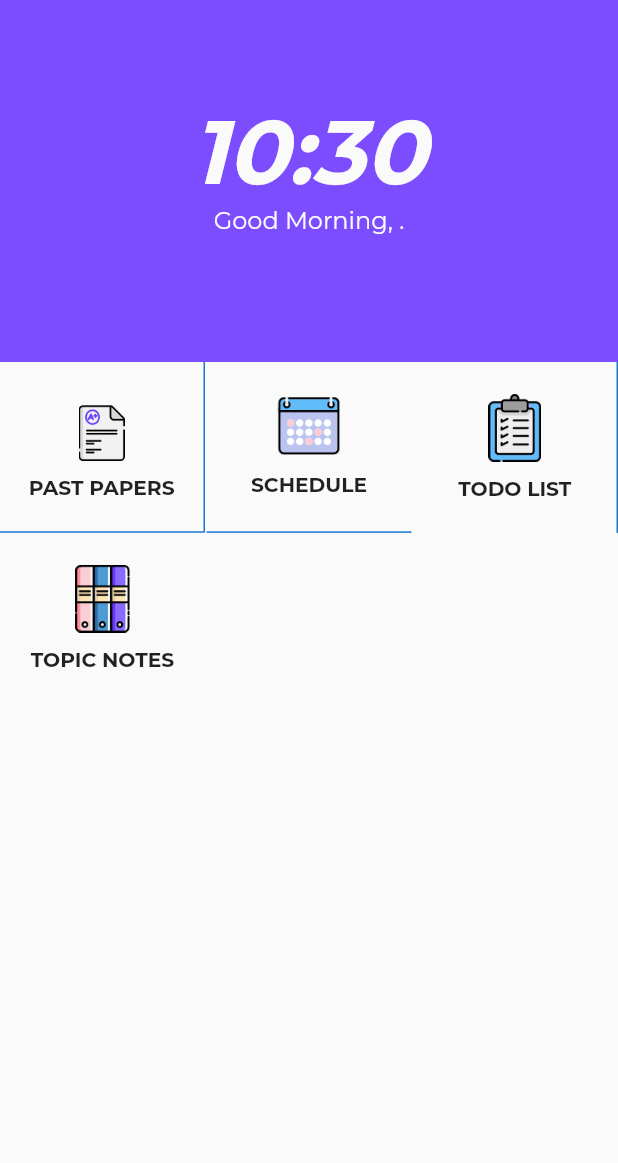
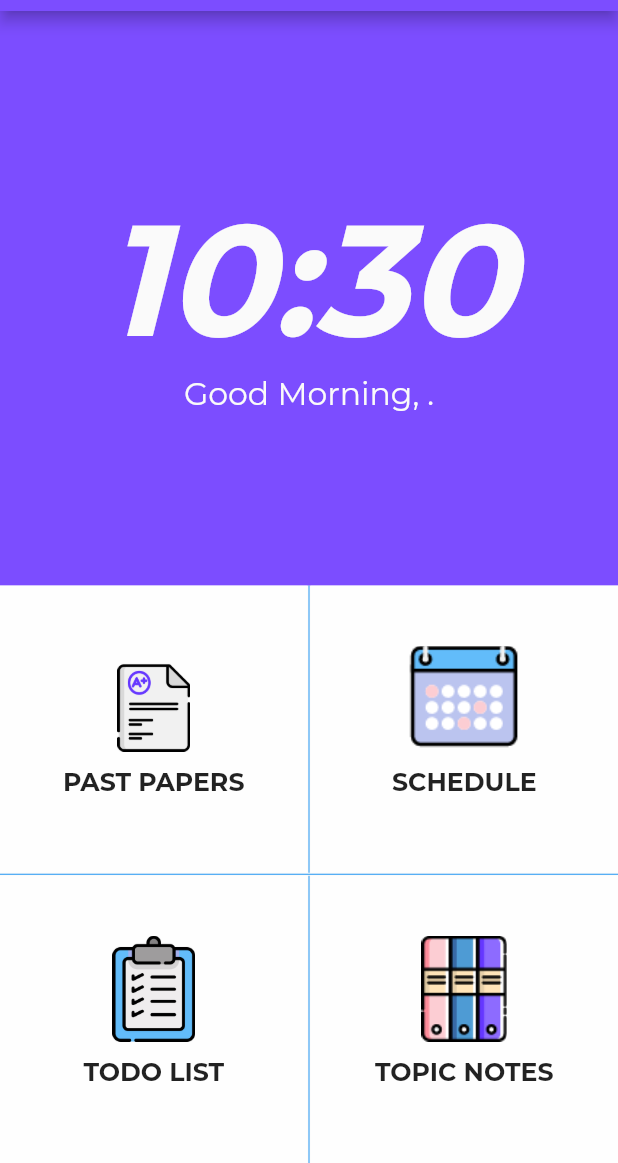
Before and after one commit to MaskyS/Studento, a Flutter app: the HomePage screen opened by its route, in the side drawer, after a tap on the "notifications active" icon, on a phone screen of 412 x 824 dp, the part 73-1236 px from its top. Run offline on Flutter 3.47's test engine with Material 2 defaults, Android fonts, the phone set to English and light mode, and no system bars; our stand-ins replace connectivity, device_info, numberpicker, shared_preferences, sqflite; missing offline and left inert: flutter_webview_plugin, jaguar, jaguar_flutter_asset, launch_review, simple_permissions; accounts and stored records are empty; project files that could hold a hidden picture were left out.

Commit message:
Refactor HomePage and fix scalability of the icons on larger screens.

````diff
--- a/lib/UI/time_text_widget.dart
+++ b/lib/UI/clock.dart
@@ -4,20 +4,21 @@ import '../util/shared_prefs_interface.dart';
 
 /// This class holds the UI and the logic for the Time and the greeting text
 /// you see on the Home Page.
-class TimeTextWidget extends StatefulWidget {
-  TimeTextWidget({Key key}) : super(key: key);
+class Clock extends StatefulWidget {
+  Clock({Key key}) : super(key: key);
 
   @override
-  _TimeTextWidgetState createState() => _TimeTextWidgetState();
+  _ClockState createState() => _ClockState();
 }
 
-class _TimeTextWidgetState extends State<TimeTextWidget> {
+class _ClockState extends State<Clock> {
   Timer _timer;
   DateTime _time;
   String userName;
 
   getUserName() async{
     String _userName = await SharedPreferencesHelper.getName();
+    assert(_userName != null);
     setState(() => userName = _userName);
   }
 
@@ -62,7 +63,7 @@ class _TimeTextWidgetState extends State<TimeTextWidget> {
     return greeting;
   }
 
-  @override
+@override
   Widget build(BuildContext context) {
     String twoDigits(int d) {
       if (d < 10) return '0$d';
@@ -79,32 +80,28 @@ class _TimeTextWidgetState extends State<TimeTextWidget> {
 
     Text _greetingWidget = Text(
       _greeting,
+      textScaleFactor: 1.5,
       style: TextStyle(
-        fontSize: 16.0,
+        fontWeight: FontWeight.w300,
         color: studentoWhite
       ),
     );
 
     Text _timeWidget = Text(
       time,
+      textScaleFactor: 7.5,
       style: TextStyle(
-        fontSize: 60.0,
         fontWeight: FontWeight.w800,
         color: studentoWhite,
         fontStyle: FontStyle.italic,
       ),
     );
 
-    return Container(
-      padding: EdgeInsets.symmetric(vertical: 15.0),
-      margin: EdgeInsets.only(top: 30.0),
-      child: Column(
-        mainAxisAlignment: MainAxisAlignment.center,
-        children: <Widget>[
-          _timeWidget,
-          _greetingWidget,
-        ],
-      ),
+    return Column(mainAxisAlignment: MainAxisAlignment.center,
+      children: <Widget>[
+        _timeWidget,
+        _greetingWidget,
+      ],
     );
   }
 }
--- a/lib/UI/sliver_studento_app_bar.dart
+++ /dev/null
@@ -1,45 +0,0 @@
-import 'package:flutter/material.dart';
-import 'time_text_widget.dart';
-
-/// The SliverAppBar that is used exclusively in the Home Page.
-class SliverStudentoAppBar extends StatelessWidget {
-  Widget build(BuildContext context) {
-    return SliverAppBar(
-      pinned: true,
-      centerTitle: true,
-      expandedHeight: 290.0,
-      backgroundColor: Colors.deepPurpleAccent,
-      flexibleSpace: TimeTextWidget(),
-      title: Text(
-        "Studento",
-        style: TextStyle(
-          color: Colors.white,
-          fontFamily: 'Mina',
-          fontSize: 26.0,
-          fontWeight: FontWeight.bold,
-        ),
-      ),
-      actions: <Widget>[
-        IconButton(
-          icon: Icon(Icons.notifications_active),
-          /// TODO 1
-          /// TODO 2
-          color: Colors.white,
-          onPressed: () =>
-            print(
-                "This will open up your schedule page! In the future anyway :P"),
-        ),
-      ],
-
-    );
-  }
-}
-
-///TODO 1:
-/// Implement dynamic icon setup, i.e. The icon should change depending on how
-/// close the deadline is.
-
-///TODO 2 :
-/// Change the icon's color depending on state. i.e. how close
-/// the next deadline is, or if user has any homework left.
-/// Something like: color: (__isDeadlineApproaching) ? red : green
--- /dev/null
+++ b/lib/UI/vertical_divider.dart
@@ -0,0 +1,48 @@
+import 'package:flutter/material.dart';
+
+class VerticalDivider extends StatelessWidget {
+  const VerticalDivider({
+    Key key,
+    this.width: 16.0,
+    this.indent: 0.0,
+    this.color
+  }) : assert(width >= 0.0),
+       super(key: key);
+
+  /// The divider's horizontal extent.
+  ///
+  /// The divider itself is always drawn as one device pixel thick vertical
+  /// line that is centered within the height specified by this value.
+  ///
+  /// A divider with a width of 0.0 is always drawn as a line with a width of
+  /// exactly one device pixel, without any padding around it.
+  final double width;
+
+  /// The amount of empty space to the right of the divider.
+  final double indent;
+
+  /// The color to use when painting the line.
+  ///
+  /// Defaults to the current theme's divider color, given by
+  /// [ThemeData.dividerColor].
+  ///
+  /// ## Sample code
+  ///
+  /// ```dart
+  /// Divider(
+  ///   color: Colors.deepOrange,
+  /// )
+  /// ```
+  final Color color;
+
+  @override
+  Widget build(BuildContext context) => RotatedBox(
+    quarterTurns: 1,
+    child: Divider(
+      key: key,
+      color: color,
+      height: width,
+      indent: indent,
+    ),
+  );
+}
--- a/lib/pages/home_page.dart
+++ b/lib/pages/home_page.dart
@@ -1,131 +1,185 @@
+import 'package:meta/meta.dart';
 import 'package:flutter/material.dart';
-import 'package:meta/meta.dart' show required;
 
+import '../UI/studento_app_bar.dart';
 import '../UI/studento_drawer.dart';
-import '../UI/sliver_studento_app_bar.dart';
+import '../UI/clock.dart';
+import '../UI/vertical_divider.dart';
 
-class HomePage extends StatelessWidget {
-  final List<HomePageButton> _iconButtonList = [
-    HomePageButton(
-      title: 'PAST PAPERS',
-      iconFilePath: 'exam_icon.png',
+class HomePage extends StatefulWidget {
+  @override
+  _HomePageState createState() => _HomePageState();
+}
+
+class _HomePageState extends State<HomePage> {
+
+  Widget buildButtonRow({
+      @required Widget button1,
+      @required Widget button2
+    }) => Expanded(
+      flex: 1,
+      child: Row(
+        children: <Widget>[
+          button1,
+          VerticalDivider(
+            color: Colors.blue,
+            width: 2.0,
           ),
-    HomePageButton(
-      title: "SCHEDULE",
-      iconFilePath: 'schedule_icon.png',
+          button2,
+        ],
       ),
-    HomePageButton(
-      title: "TODO LIST",
-      iconFilePath: 'todo-list_icon.png',
-    ),
-    HomePageButton(
-      title: "TOPIC NOTES",
-      iconFilePath: 'notes_icon.png',
+  );
+
+  @override
+  Widget build(BuildContext context) {
+
+    List<Widget> appBarActions = <Widget>[
+      IconButton(
+        icon: Icon(Icons.notifications_active),
+        color: Colors.white,
+        onPressed: () =>
+          print(
+              "This will open up your schedule page! In the future anyway :P"),
       ),
     ];
 
-  Widget build(BuildContext context) {
-    return Scaffold(
-      drawer: StudentoDrawer(usedInHomePage: true),
-      // Since this page has a SliverAppBar, we cannot use the appBar property
-      // here, so the appBar is placed inside the body instead.
-      body: _buildTopicListView(context),
+    TextStyle appBarTitleStyle  = TextStyle(
+      color: Colors.white,
+      fontFamily: 'Mina',
+      fontSize: 26.0,
+      fontWeight: FontWeight.bold,
     );
-  }
 
-  /// Takes [iconsButtonListIndex], figures out which button was pressed then
-  /// returns the appropriate page's [routeName].
-  String _getPageToBePushed(int iconsButtonListIndex) {
-    switch (iconsButtonListIndex) {
-      case 0:
-        return 'past_papers_page';
-        break;
+    PreferredSizeWidget appBar() => StudentoAppBar(
+      title: "Studento",
+      actions: appBarActions,
+      titleStyle: appBarTitleStyle,
+    );
 
-      case 1:
-        return 'schedule_page';
-        break;
-
-      case 2:
-        return 'todo_list_page';
-        break;
-
-      default:
-        return 'topic_notes_page';
-    }
-  }
-
-  Widget _buildTopicListView(BuildContext context) {
-    return CustomScrollView(
-      slivers: <Widget>[
-        SliverStudentoAppBar(),
-        SliverGrid(
-          gridDelegate: SliverGridDelegateWithMaxCrossAxisExtent(
-            maxCrossAxisExtent: 200.0,
-            crossAxisSpacing: 1.0,
-            childAspectRatio: 1.2,
-          ),
-          delegate: SliverChildBuilderDelegate(
-            (BuildContext context, int index) {
-              return GestureDetector(
-                onTap: () =>
-                  Navigator.pushNamed(context, _getPageToBePushed(index)),
+    Widget clockContainer() => Expanded(
+      flex: 2,
       child: Container(
-                  decoration: BoxDecoration(
-                    border: Border(
-                      bottom: (index < 2)
-                          ? BorderSide(color: Colors.blue[700])
-                          : BorderSide.none,
-                      right: (index == 0 || index == 2)
-                          ? BorderSide(color: Colors.blue[700])
-                          : BorderSide.none,
-                    ),
-                  ),
-                  child: Column(
-                    mainAxisAlignment: MainAxisAlignment.center,
-                    children: <Widget>[_iconButtonList[index]],
-                  ),
+        alignment: Alignment.center,
+        constraints: BoxConstraints.expand(),
+        color: Colors.deepPurpleAccent,
+        child: Clock(),
       ),
     );
-            },
-            childCount: 4,
+
+    Widget pastPapersButton = HomePageButton(
+      label: "PAST PAPERS",
+      iconFileName: "exam_icon.png",
+      routeToBePushedWhenTapped: 'past_papers_page',
+    );
+
+    Widget scheduleButton = HomePageButton(
+      label: "SCHEDULE",
+      iconFileName: "schedule_icon.png",
+      routeToBePushedWhenTapped: 'schedule_page',
+    );
+
+    Widget todoListButton = HomePageButton(
+      label: "TODO LIST",
+      iconFileName: "todo-list_icon.png",
+      routeToBePushedWhenTapped: 'todo_list_page',
+    );
+
+    Widget topicNotesButton = HomePageButton(
+      label: "TOPIC NOTES",
+      iconFileName: "notes_icon.png",
+      routeToBePushedWhenTapped: 'topic_notes_page',
+    );
+
+    Widget buttonRow1 = buildButtonRow(
+      button1: pastPapersButton,
+      button2: scheduleButton
+    );
+
+    Widget buttonRow2 = buildButtonRow(
+      button1: todoListButton,
+      button2: topicNotesButton
+    );
+
+    return Scaffold(
+      appBar: appBar(),
+      drawer: StudentoDrawer(),
+      body:Column(
+        children: <Widget>[
+          clockContainer(),
+          buttonRow1,
+          Divider(height: 2.0, color: Colors.blue,),
+          buttonRow2,
+        ],
       ),
-        ),
-      ],
     );
   }
 }
 
-/// The UI for the IconButtons on the HomePage and the text below them.
 class HomePageButton extends StatelessWidget {
-  final String title;
-  final String iconFilePath;
 
-  HomePageButton({@required this.title, @required this.iconFilePath});
+  HomePageButton({
+    @required this.label,
+    @required this.iconFileName,
+    @required this.routeToBePushedWhenTapped,
+  });
+
+  final String label;
+
+  final String iconFileName;
+
+  final String routeToBePushedWhenTapped;
+
+  void pushRoute(BuildContext context){
+     Navigator.of(context).pushNamed(routeToBePushedWhenTapped);
+  }
+
+  Widget icon() => Expanded(
+    flex: 1,
+    child: Image(
+      alignment: Alignment.center,
+      repeat: ImageRepeat.noRepeat,
+      fit: BoxFit.contain,
+      image: AssetImage("assets/icons/$iconFileName"),
+    ),
+  );
+
+  final TextStyle labelStyle = TextStyle(
+    fontWeight: FontWeight.bold,
+    color: Colors.black87,
+  );
+
+  Widget labelText() => Expanded(flex:1, child: Text(
+    label,
+    textScaleFactor: 1.2,
+    style: labelStyle,
+  ));
 
   @override
   Widget build(BuildContext context) {
-    Widget _buttonIcon = Container(
-      margin: EdgeInsets.only(bottom: 10.0),
-      child: Image(image: AssetImage("assets/icons/$iconFilePath")),
-      constraints: BoxConstraints.loose(Size(45.0, 45.0)),
+
+    buttonsContainer() => Container(
+      alignment: Alignment.center,
+      color: Colors.white70,
+      constraints: BoxConstraints.expand(),
+      child: Column(
+        mainAxisAlignment: MainAxisAlignment.center,
+        children: <Widget>[
+          Padding(padding: EdgeInsets.all(20.0)),
+          icon(),
+          Padding(padding: EdgeInsets.all(5.0)),
+          labelText(),
+        ],
+      ),
     );
 
-    Widget _buttonText = Container(
-      alignment: Alignment.center,
-      child: Text(
-        title,
-        textAlign: TextAlign.center,
-        style: TextStyle(
-          fontSize: 13.5,
-          fontWeight: FontWeight.bold,
-          color: Colors.black87,
+    return Expanded(
+      child: Tooltip(
+      message: label,
+        child: InkWell(
+          onTap: () => pushRoute(context),
+          child: buttonsContainer(),
         ),
       ),
     );
-
-    return Container(
-      width: 100.0,
-      child: Column(children: <Widget>[_buttonIcon, _buttonText]),
-    );
   }
-} // Hom
+}
````
Lines whose indentation alone changed are shown as unchanged.
